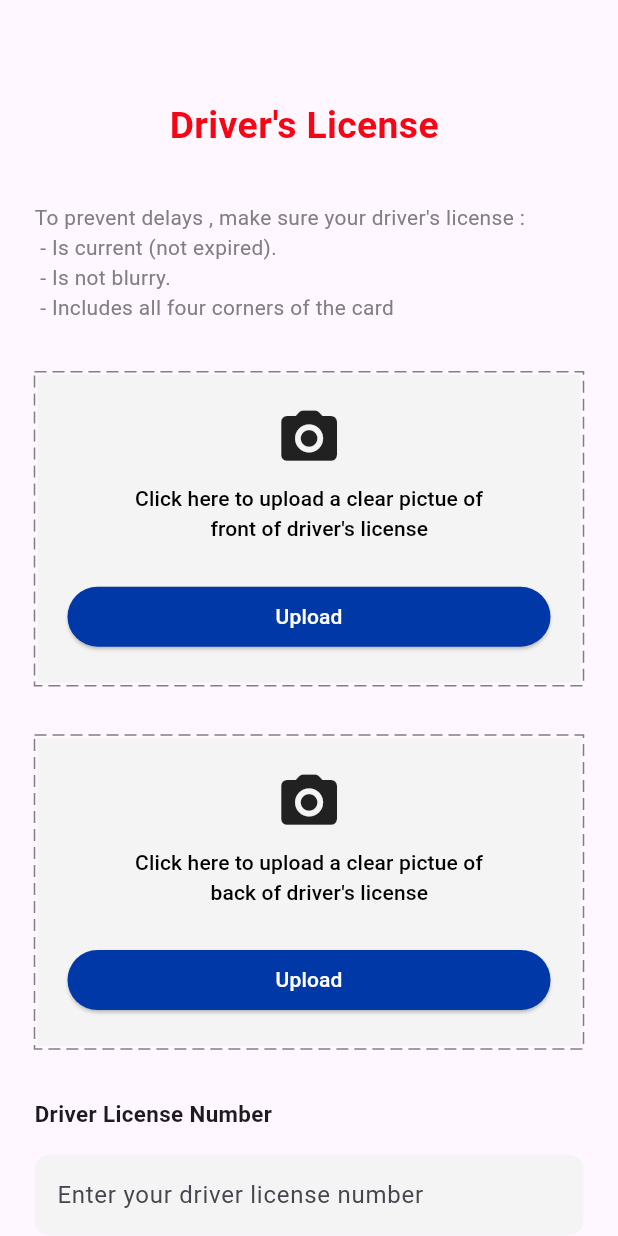
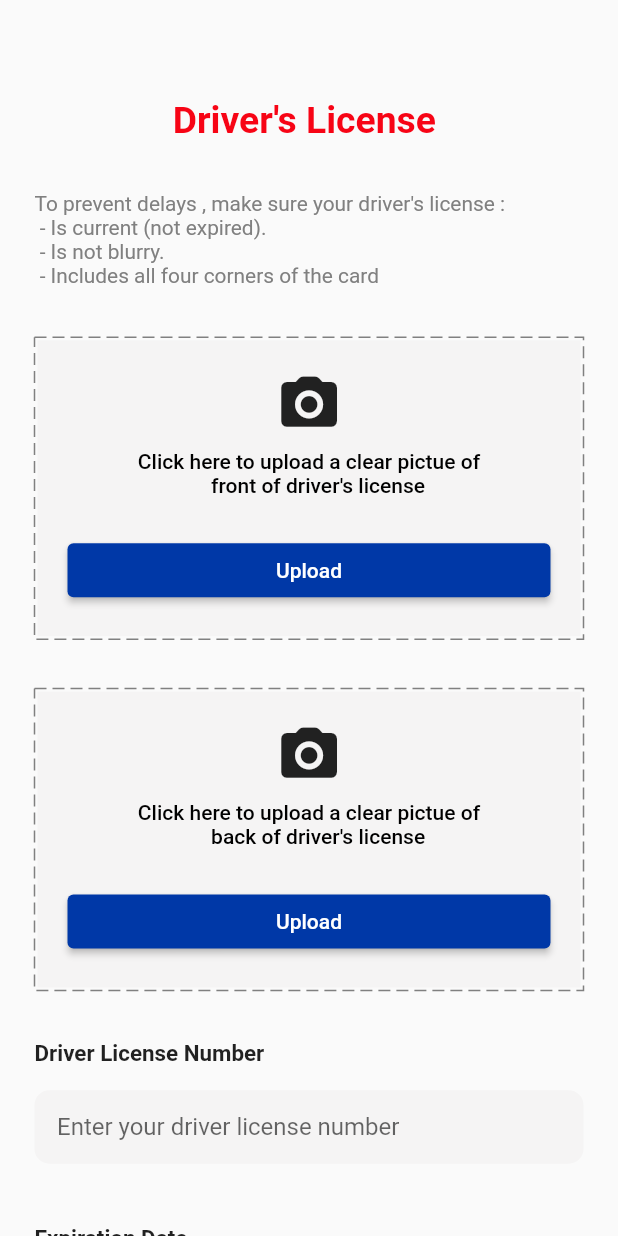
Before and after one commit to michaelSameh111/voo_app, a Flutter app: the DriverLicenseScreen screen opened directly, on a phone screen of 412 x 824 dp. Run offline on Flutter 3.47's test engine with Material 3 defaults, Android fonts, the phone set to English and light mode, and no system bars; drawn by our look-alikes of dotted_border; our stand-ins replace awesome_dialog, bloc, dio, dropdown_button2, flutter_bloc, flutter_sizer and 7 more; missing offline and left inert: animated_rating_stars, dart:ffi; accounts and stored records are empty.

```diff
--- /dev/null
+++ b/devtools_options.yaml
@@ -0,0 +1,3 @@
+description: This file stores settings for Dart & Flutter DevTools.
+documentation: https://docs.flutter.dev/tools/devtools/extensions#configure-extension-enablement-states
+extensions:
--- a/lib/main.dart
+++ b/lib/main.dart
@@ -2,6 +2,7 @@ import 'package:bloc/bloc.dart';
 import 'package:flutter/material.dart';
 import 'package:flutter_bloc/flutter_bloc.dart';
 import 'package:flutter_sizer/flutter_sizer.dart';
+import 'package:voo_app/view/pages/driver_license.dart';
 import 'package:voo_app/view/pages/splash_screen.dart';
 import 'Controller/Login/login_cubit.dart';
 import 'Controller/dio-helper.dart';
@@ -44,8 +45,10 @@ class MyApp extends StatelessWidget {
       child: FlutterSizer(
         builder: (BuildContext, Orientation, ScreenType) {
           return MaterialApp(
-            home: SplashScreen(),
+
+            home: DriverLicenseScreen(),
             debugShowCheckedModeBanner: false,
+            theme: ThemeData(useMaterial3: false),
           );
         },
       ),
--- a/lib/view/pages/driver_license.dart
+++ b/lib/view/pages/driver_license.dart
@@ -1,14 +1,24 @@
 import 'package:dotted_border/dotted_border.dart';
 import 'package:flutter/material.dart';
+import 'package:flutter_bloc/flutter_bloc.dart';
 import 'package:flutter_sizer/flutter_sizer.dart';
+import 'package:voo_app/Controller/Login/login_cubit.dart';
 import 'package:voo_app/view/pages/login_screen.dart';
 import 'package:voo_app/view/pages/select_transport_screen.dart';
 import 'package:voo_app/view/widgets/circled_next_button.dart';
 import 'package:voo_app/view/widgets/main_elevated_button.dart';
 
-class DriverLicenseScreen extends StatelessWidget {
+class DriverLicenseScreen extends StatefulWidget {
+  @override
+  State<DriverLicenseScreen> createState() => _DriverLicenseScreenState();
+}
+
+class _DriverLicenseScreenState extends State<DriverLicenseScreen> {
   @override
   Widget build(BuildContext context) {
+    return BlocConsumer<LoginCubit, LoginState>(
+  listener: (context, state) {},
+  builder: (context, state) {
     return Scaffold(
       body: SingleChildScrollView(
         child: SafeArea(
@@ -48,16 +58,16 @@ class DriverLicenseScreen extends StatelessWidget {
                   child: Container(
                     padding: EdgeInsets.all(20),
                     decoration: BoxDecoration(
-                      color: Color(0xffF5F4F4),
+                      color: Color(0xfff5f4f4),
                     ),
-                    child: Column(
+                    child: LoginCubit.frontLicenseImage != null ? Image.file(LoginCubit.frontLicenseImage!,height: 40.h,width: 100.w,fit: BoxFit.fill,) :Column(
                       children: [
                         Icon(
                           Icons.camera_alt_rounded,
                           size: 45.dp,
                         ),
                         TextButton(
-                          onPressed: () {},
+                          onPressed: null,
                           child: Text(
                             'Click here to upload a clear pictue of\n              front of driver\'s license',
                             style: TextStyle(color: Colors.black),
@@ -66,9 +76,14 @@ class DriverLicenseScreen extends StatelessWidget {
                         SizedBox(
                           height: 2.h,
                         ),
-                        MainElevatedButton(
-                            nextScreen:
-                                LoginScreen(), //mo2akatan 3amelha LoginScreen next page
+                        MainElevatedButtonTwo(
+                            onPressed:(){
+                              LoginCubit.get(context).pickImage(image: LoginCubit.frontLicenseImage).then((value){
+                                setState(() {
+                                  LoginCubit.frontLicenseImage = value;
+                                });
+                              });
+                            },
                             text: 'Upload',
                             backgroundColor: Color(0xff0038A7)),
                       ],
@@ -84,16 +99,22 @@ class DriverLicenseScreen extends StatelessWidget {
                   child: Container(
                     padding: EdgeInsets.all(20),
                     decoration: BoxDecoration(
-                      color: Color(0xffF5F4F4),
+                      color: Color(0xfff5f4f4),
                     ),
-                    child: Column(
+                    child: LoginCubit.backLicenseImage != null ? InkWell(onTap: (){
+                      LoginCubit.get(context).pickImage(image: LoginCubit.backLicenseImage).then((value){
+                        setState(() {
+                          LoginCubit.backLicenseImage = value;
+                        });
+                      });
+                    },child: Image.file(LoginCubit.backLicenseImage!,height: 40.h,width: 100.w,fit: BoxFit.fill,)) :Column(
                       children: [
                         Icon(
                           Icons.camera_alt_rounded,
                           size: 45.dp,
                         ),
                         TextButton(
-                          onPressed: () {},
+                          onPressed: null,
                           child: Text(
                             'Click here to upload a clear pictue of\n              back of driver\'s license',
                             style: TextStyle(color: Colors.black),
@@ -102,9 +123,14 @@ class DriverLicenseScreen extends StatelessWidget {
                         SizedBox(
                           height: 2.h,
                         ),
-                        MainElevatedButton(
-                            nextScreen:
-                            LoginScreen(), //mo2akatan 3amelha LoginScreen next page
+                        MainElevatedButtonTwo(
+                            onPressed:(){
+                              LoginCubit.get(context).pickImage(image: LoginCubit.backLicenseImage).then((value){
+                                setState(() {
+                                  LoginCubit.backLicenseImage = value;
+                                });
+                              });
+                            },
                             text: 'Upload',
                             backgroundColor: Color(0xff0038A7)),
                       ],
@@ -124,7 +150,7 @@ class DriverLicenseScreen extends StatelessWidget {
                 ),
                 Container(
                   decoration: BoxDecoration(
-                      color: Color(0xffF5F4F4),
+                      color: Color(0xfff5f4f4),
                       borderRadius: BorderRadius.circular(10)),
                   child: TextField(
                     decoration: InputDecoration(
@@ -147,7 +173,7 @@ class DriverLicenseScreen extends StatelessWidget {
                 ),
                 Container(
                   decoration: BoxDecoration(
-                      color: Color(0xffF5F4F4),
+                      color: Color(0xfff5f4f4),
                       borderRadius: BorderRadius.circular(10)),
                   child: TextField(
                     decoration: InputDecoration(
@@ -170,5 +196,7 @@ class DriverLicenseScreen extends StatelessWidget {
         ),
       ),
     );
+  },
+);
   }
 }
--- a/lib/view/pages/register_now_screen.dart
+++ b/lib/view/pages/register_now_screen.dart
@@ -77,7 +77,7 @@ class _RegisterNowScreenState extends State<RegisterNowScreen> {
                     ),
                     InkWell(
                       onTap: () async {
-                        await LoginCubit.get(context).pickImage();
+                        await LoginCubit.get(context).pickImage(image: LoginCubit.registerImage);
                         setState(() {});
                       },
                       child: CircleAvatar(
@@ -104,7 +104,7 @@ class _RegisterNowScreenState extends State<RegisterNowScreen> {
                     ),
                     TextButton(
                         onPressed: () async {
-                          await LoginCubit.get(context).pickImage();
+                          await LoginCubit.get(context).pickImage(image: LoginCubit.registerImage);
                           setState(() {});
                         },
                         child: Text(
--- a/lib/view/widgets/main_elevated_button.dart
+++ b/lib/view/widgets/main_elevated_button.dart
@@ -58,7 +58,7 @@ class MainElevatedButtonTwo extends StatelessWidget {
               backgroundColor: backgroundColor),
           onPressed: onPressed,
           child: Container(
-            child:condition == true ? const Center(child: CircularProgressIndicator()) : Text(
+            child:condition == true ? const Center(child: CircularProgressIndicator(color: Colors.white,)) : Text(
               text,
               style: const TextStyle(color: Colors.white),
             ),
```
Also changed, not shown: lib/Controller/Login/login_cubit.dart (+7 -3 lines).
